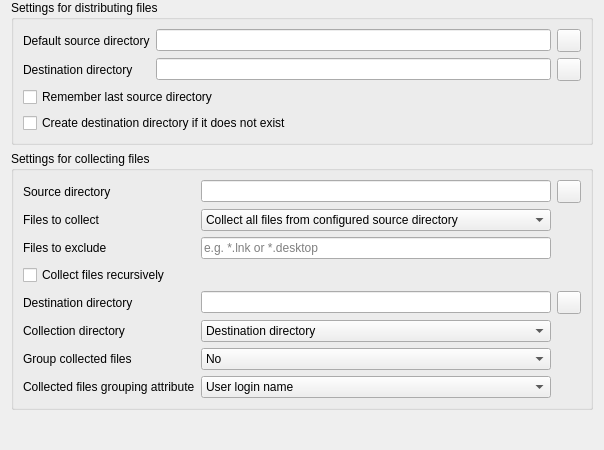
First picture: the form in plugins/filetransfer/FileTransferConfigurationPage.ui, repository veyon/veyon, before the edit.
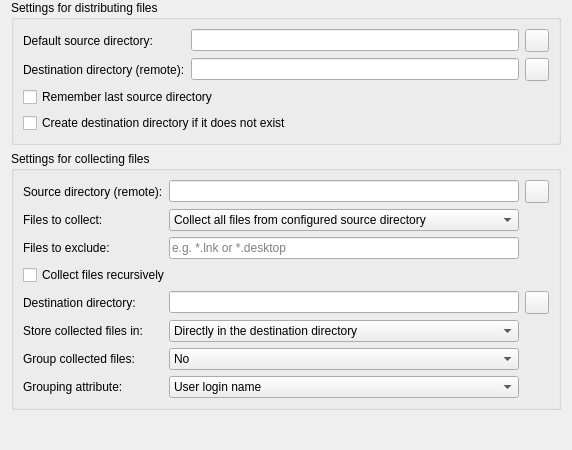
Second picture: the form after the edit. Icons and pictures are not drawn.

Commit message: FileTransferConfigurationPage: improve label texts

The edit to the form file:
```diff
--- a/plugins/filetransfer/FileTransferConfigurationPage.ui
+++ b/plugins/filetransfer/FileTransferConfigurationPage.ui
@@ -35,14 +35,14 @@
       <item row="1" column="0">
        <widget class="QLabel" name="label">
         <property name="text">
-         <string>Destination directory</string>
+         <string>Destination directory (remote):</string>
         </property>
        </widget>
       </item>
       <item row="0" column="0">
        <widget class="QLabel" name="label_2">
         <property name="text">
-         <string>Default source directory</string>
+         <string>Default source directory:</string>
         </property>
        </widget>
       </item>
@@ -84,7 +84,7 @@
       <item row="0" column="0">
        <widget class="QLabel" name="label_8">
         <property name="text">
-         <string>Source directory</string>
+         <string>Source directory (remote):</string>
         </property>
        </widget>
       </item>
@@ -149,28 +149,28 @@
       <item row="7" column="0">
        <widget class="QLabel" name="label_9">
         <property name="text">
-         <string>Collected files grouping attribute</string>
+         <string>Grouping attribute:</string>
         </property>
        </widget>
       </item>
       <item row="4" column="0">
        <widget class="QLabel" name="label_4">
         <property name="text">
-         <string>Destination directory</string>
+         <string>Destination directory:</string>
         </property>
        </widget>
       </item>
       <item row="5" column="0">
        <widget class="QLabel" name="label_7">
         <property name="text">
-         <string>Collection directory</string>
+         <string>Store collected files in:</string>
         </property>
        </widget>
       </item>
       <item row="6" column="0">
        <widget class="QLabel" name="label_6">
         <property name="text">
-         <string>Group collected files</string>
+         <string>Group collected files:</string>
         </property>
        </widget>
       </item>
@@ -185,7 +185,7 @@
        <widget class="QComboBox" name="collectionDirectory">
         <item>
          <property name="text">
-          <string>Destination directory</string>
+          <string>Directly in the destination directory</string>
          </property>
         </item>
         <item>
@@ -225,7 +225,7 @@
       <item row="1" column="0">
        <widget class="QLabel" name="collectingModeLabel">
         <property name="text">
-         <string>Files to collect</string>
+         <string>Files to collect:</string>
         </property>
        </widget>
       </item>
@@ -243,7 +243,7 @@
       <item row="2" column="0">
        <widget class="QLabel" name="filesToExcludeFromCollectingLabel">
         <property name="text">
-         <string>Files to exclude</string>
+         <string>Files to exclude:</string>
         </property>
        </widget>
       </item>
```
